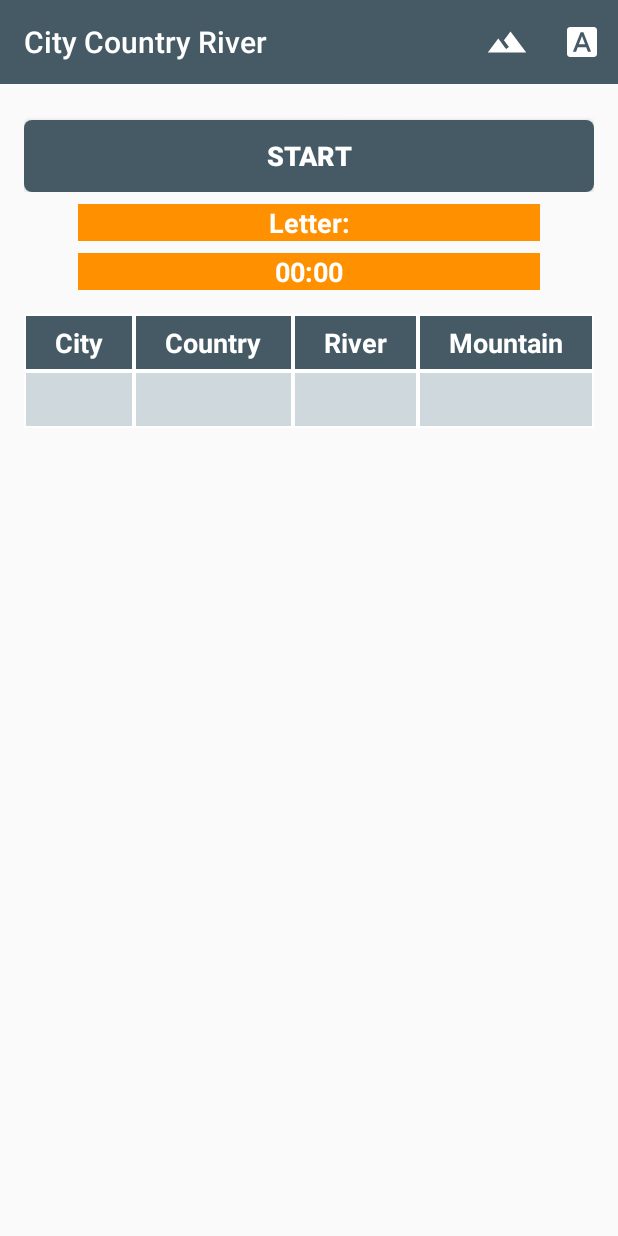
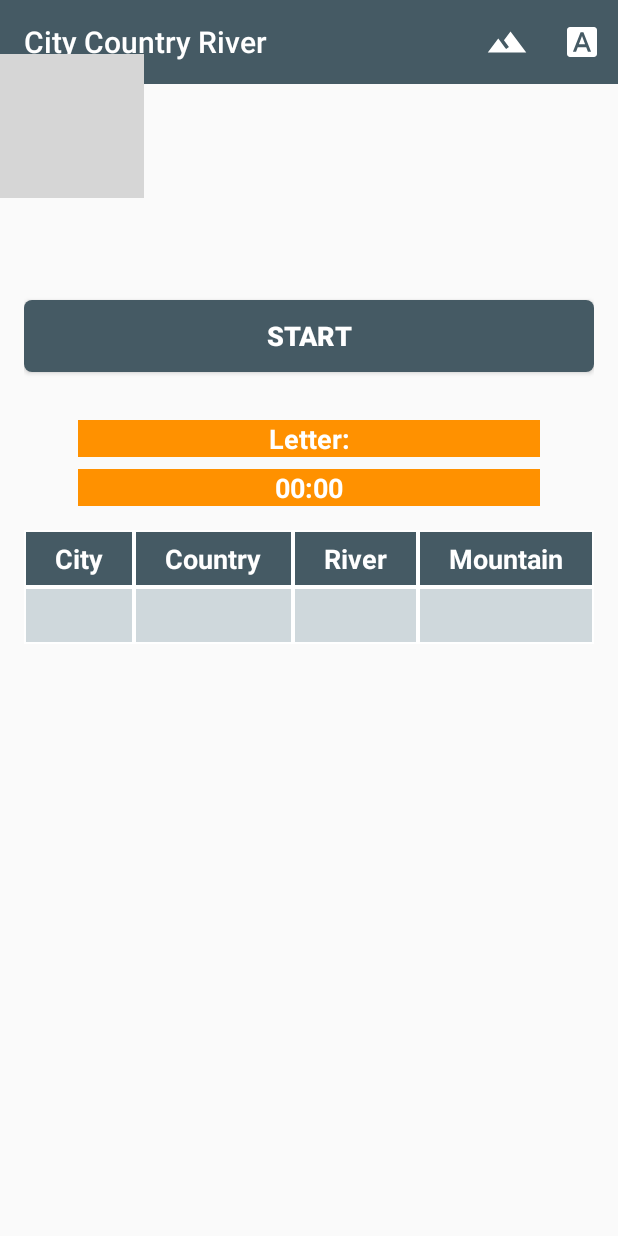
Before and after one commit to hildegw/StadtLandFluss, an Android app: the screen it shows after launch (MainActivity), on a phone screen of 412 x 824 dp. Run offline under Robolectric (Android 15) with nearby library versions, the light colour scheme and no system bars; our stand-ins replace Firebase (no records; nobody signed in at launch, a user with empty details on screens opened directly); grey boxes are pictures that could not be loaded.

Commit message:
added image

```diff
--- a/app/src/main/java/com/example/android/stadtlandfluss/MainActivity.java
+++ b/app/src/main/java/com/example/android/stadtlandfluss/MainActivity.java
@@ -41,7 +41,6 @@ public class MainActivity extends AppCompatActivity {
     private KeyListener editTextCountryKeyListener;
     private KeyListener editTextRiverKeyListener;
     private KeyListener editTextMountainKeyListener;
-    private Toolbar myToolbar;
 
     //todo: make sure that complete word is compared (e.g. not just "Q") in compareTableFieldsWithGeoNames
     //todo: feed DB
@@ -50,6 +49,7 @@ public class MainActivity extends AppCompatActivity {
     //todo: present score more explicitly in calculateScore()
     //todo: limit compare to each category, compare each word of a name in compareTableFieldsWithGeoNames
     //todo: catch error if no DB entry exists for selected letter in readGeoNamesFromDB
+    //todo: login to DB
     //todo: remove Logs
     /* nice to haves
     //get rid of public variables
--- a/app/src/main/res/layout/activity_main.xml
+++ b/app/src/main/res/layout/activity_main.xml
@@ -1,12 +1,19 @@
 <?xml version="1.0" encoding="utf-8"?>
 <RelativeLayout xmlns:android="http://schemas.android.com/apk/res/android"
+    xmlns:app="http://schemas.android.com/apk/res-auto"
     xmlns:tools="http://schemas.android.com/tools"
-    xmlns:app="http://schemas.android.com/apk/res-auto"
     android:id="@+id/activity_main"
     android:layout_width="match_parent"
     android:layout_height="match_parent"
     android:fitsSystemWindows="true"
     tools:context="com.example.android.stadtlandfluss.MainActivity">
+
+
+    <ImageView
+        android:layout_width="wrap_content"
+        android:layout_height="wrap_content"
+        android:layout_marginTop="36dp"
+        android:src="@drawable/stadtlandflussimage" />
 
 
     <LinearLayout
@@ -18,7 +25,7 @@
         <include
             layout="@layout/toolbar_main"
             android:layout_width="match_parent"
-            android:layout_height="wrap_content"/>
+            android:layout_height="wrap_content" />
 
         <ScrollView
             android:layout_width="match_parent"
@@ -33,9 +40,11 @@
                 android:paddingRight="@dimen/activity_horizontal_margin"
                 android:paddingTop="@dimen/activity_vertical_margin">
 
+
                 <LinearLayout
                     android:layout_width="match_parent"
                     android:layout_height="wrap_content"
+                    android:layout_marginTop="120dp"
                     android:orientation="horizontal">
 
                     <Button
@@ -59,8 +68,7 @@
                 <Chronometer
                     android:id="@+id/chronometer"
                     style="@style/highlightedText"
-                    android:text="00:00"/>
-
+                    android:text="00:00" />
 
 
                 <HorizontalScrollView
@@ -72,11 +80,11 @@
                     <TableLayout
                         android:layout_width="match_parent"
                         android:layout_height="wrap_content"
+                        android:layout_marginBottom="8dp"
                         android:layout_marginTop="16dp"
-                    android:layout_marginBottom="8dp"
-                    android:stretchColumns="0,1,2,3"
                         android:focusable="true"
-                    android:focusableInTouchMode="true">
+                        android:focusableInTouchMode="true"
+                        android:stretchColumns="0,1,2,3">
 
                         <TableRow
                             android:id="@+id/table_row_head"
@@ -109,23 +117,19 @@
 
                             <EditText
                                 android:id="@+id/edit_text_city"
-                            style="@style/editTextRow">
-                        </EditText>
+                                style="@style/editTextRow"></EditText>
 
                             <EditText
                                 android:id="@+id/edit_text_country"
-                            style="@style/editTextRow">
-                        </EditText>
+                                style="@style/editTextRow"></EditText>
 
                             <EditText
                                 android:id="@+id/edit_text_river"
-                            style="@style/editTextRow">
-                        </EditText>
+                                style="@style/editTextRow"></EditText>
 
                             <EditText
                                 android:id="@+id/edit_text_mountain"
-                            style="@style/editTextRow">
-                        </EditText>
+                                style="@style/editTextRow"></EditText>
                         </TableRow>
                     </TableLayout>
                 </HorizontalScrollView>
--- a/app/src/main/res/values/styles.xml
+++ b/app/src/main/res/values/styles.xml
@@ -43,6 +43,7 @@
         <item name="android:layout_width">96dp</item>
         <item name="android:layout_height">wrap_content</item>
         <item name="android:layout_marginTop">8dp</item>
+        <item name="android:layout_marginBottom">24dp</item>
     </style>
 
     <style name="highlightedText">
```
Lines whose indentation alone changed are shown as unchanged.
